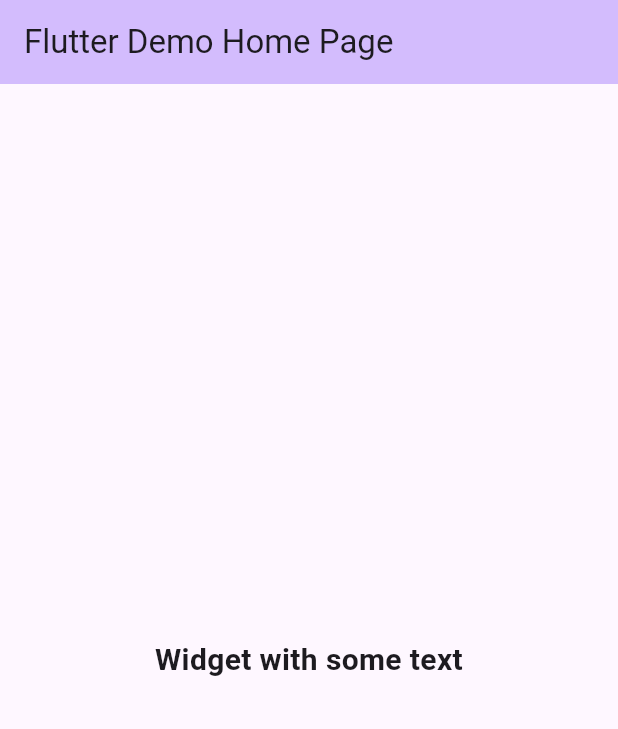
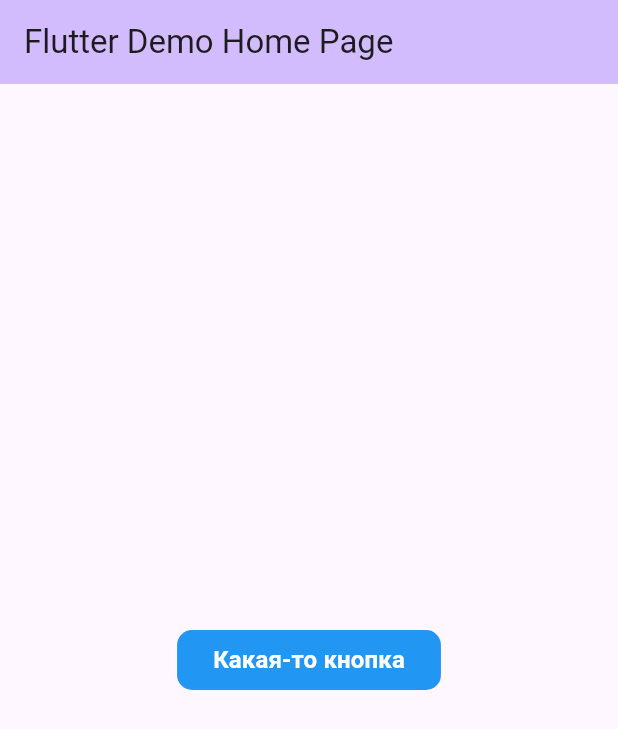
Before and after one commit to l-DoctorWhy-l/flutter3, a Flutter app: the screen it shows after launch, on a phone screen of 412 x 824 dp. Shown: the top 729 px of the screen. Run offline on Flutter 3.47's test engine with Material 3 defaults, Android fonts, the phone set to English and light mode, and no system bars.

Commit message:
Виджет ElevatedButton

```diff
--- a/lib/main.dart
+++ b/lib/main.dart
@@ -29,32 +29,33 @@ class MyHomePage extends StatefulWidget {
 }
 
 class _MyHomePageState extends State<MyHomePage> {
-
   @override
   Widget build(BuildContext context) {
-
     return Scaffold(
       appBar: AppBar(
-
         backgroundColor: Theme.of(context).colorScheme.inversePrimary,
 
         title: Text(widget.title),
       ),
       body: Center(
-
-        child: Column(
-
-          mainAxisAlignment: MainAxisAlignment.center,
-          children: <Widget>[
-            const Text(
-              'Widget with some text',
-              style: TextStyle(
-                  fontSize: 20,
-                  fontWeight: FontWeight.bold,
+        child: ElevatedButton(
+          onPressed: null,
+          style: ButtonStyle(
+            backgroundColor: WidgetStateProperty.all<Color>(Colors.blue),
+            shape: WidgetStateProperty.all(
+              RoundedRectangleBorder(
+                borderRadius: BorderRadius.all(Radius.circular(10)),
               ),
-              textAlign: TextAlign.center,
             ),
-          ],
+          ),
+          child: const Text(
+            'Какая-то кнопка',
+            style: TextStyle(
+              fontSize: 16,
+              color: Colors.white,
+              fontWeight: FontWeight.bold,
+            ),
+          ),
         ),
       ),
     );
```
